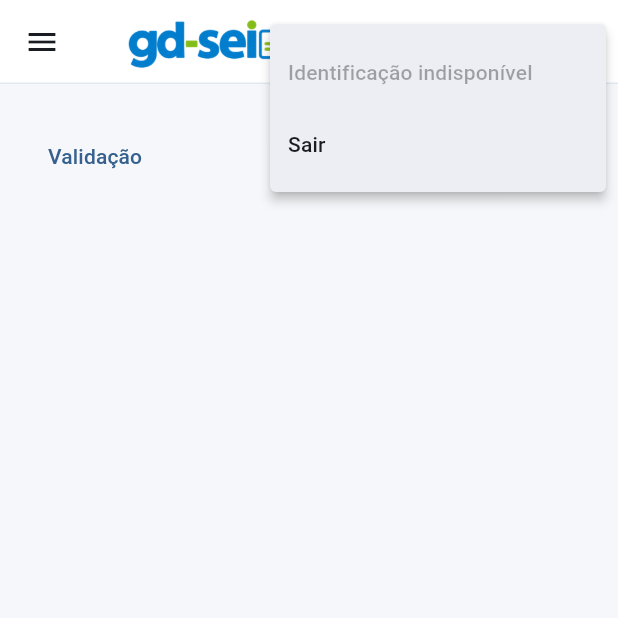
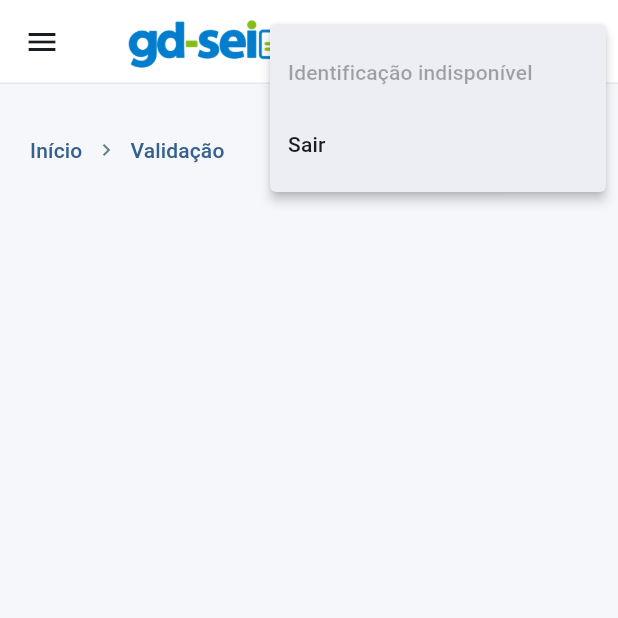
Before and after one commit to pedrogomes-dev/gd-sei, a Flutter app: the AppShell screen opened directly with empty values, after a tap on the "account circle" icon, on a phone screen of 412 x 824 dp, the top half of it. Run offline on Flutter 3.47's test engine with Material 3 defaults, Android fonts, the phone set to English and light mode, and no system bars.

Commit message:
Coloca Início no caminho de navegação e alinha links com título

```diff
--- a/frontend/lib/widgets/app_shell.dart
+++ b/frontend/lib/widgets/app_shell.dart
@@ -50,8 +50,6 @@ class _AppShellState extends State<AppShell> {
   }
   Widget menu()=>SizedBox(width:230,child:ColoredBox(color:Colors.white,child:ListView(
     padding:const EdgeInsets.symmetric(horizontal:16,vertical:24),children:[
-      item('Início',Icons.home_outlined,'inicio','/inicio'),
-      const SizedBox(height:24),
       const Padding(padding:EdgeInsets.all(12),child:Text('VALIDAÇÃO',style:TextStyle(fontSize:12,fontWeight:FontWeight.w600,color:Colors.blueGrey))),
       item('Tipos de Processo atribuídos',Icons.fact_check_outlined,'tipos','/tipos'),
       item('Resumo e submissão',Icons.assignment_outlined,'resumos','/resumos'),
@@ -72,6 +70,43 @@ class _AppShellState extends State<AppShell> {
       selected:widget.section==section,selectedTileColor:const Color(0xffeaf2fc),
       leading:Icon(icon,size:20),title:Text(label,style:const TextStyle(fontSize:14)),
       onTap:()=>go(path)));
+  Widget linkNavegacao(String texto, String rota) {
+    return TextButton(
+      onPressed: () => go(rota),
+      style: TextButton.styleFrom(
+        padding: EdgeInsets.zero,
+        minimumSize: const Size(0, 40),
+        tapTargetSize: MaterialTapTargetSize.shrinkWrap,
+        alignment: Alignment.centerLeft,
+      ),
+      child: Text(texto),
+    );
+  }
+
+  Widget caminhoNavegacao() {
+    const separador = Icon(Icons.chevron_right, size: 16, color: Colors.blueGrey);
+    return Wrap(
+      spacing: 8,
+      runSpacing: 4,
+      crossAxisAlignment: WrapCrossAlignment.center,
+      children: [
+        linkNavegacao('Início', '/inicio'),
+        if (widget.section != 'inicio') ...[
+          separador,
+          linkNavegacao(nomeSecao(), rotaSecao()),
+        ],
+        for (final texto in widget.trail) ...[
+          separador,
+          if (texto == 'Tipos de Processo atribuídos')
+            linkNavegacao(texto, '/tipos')
+          else if (texto == 'Resumo e submissão')
+            linkNavegacao(texto, '/resumos')
+          else
+            Text(texto, style: const TextStyle(fontSize: 13, color: Colors.blueGrey)),
+        ],
+      ],
+    );
+  }
   @override Widget build(BuildContext context)=>LayoutBuilder(builder:(context,size){
     final wide=size.maxWidth>=1000;
     return Scaffold(
@@ -110,10 +145,7 @@ class _AppShellState extends State<AppShell> {
         if(wide)...[menu(),const VerticalDivider(width:1,color:Color(0xffe2e8f0))],
         Expanded(child:Column(children:[
           Padding(padding:EdgeInsets.fromLTRB(wide?32:20,24,wide?32:20,20),child:Column(crossAxisAlignment:CrossAxisAlignment.start,children:[
-            Wrap(crossAxisAlignment:WrapCrossAlignment.center,children:[
-              TextButton(onPressed:()=>go(rotaSecao()),child:Text(nomeSecao())),
-              for(final label in widget.trail)...[const Icon(Icons.chevron_right,size:16,color:Colors.blueGrey),if(label=='Tipos de Processo atribuídos'||label=='Resumo e submissão')TextButton(onPressed:()=>go(label=='Tipos de Processo atribuídos'?'/tipos':'/resumos'),child:Text(label))else Text(label,style:const TextStyle(fontSize:13,color:Colors.blueGrey))],
-            ]),const SizedBox(height:8),
+            caminhoNavegacao(),const SizedBox(height:8),
             Row(children:[Expanded(child:Text(widget.title,style:Theme.of(context).textTheme.headlineSmall?.copyWith(fontWeight:FontWeight.w600))),...widget.actions]),
           ])),
           Expanded(child:widget.child),
```
Also changed, not shown: 1 other file.
